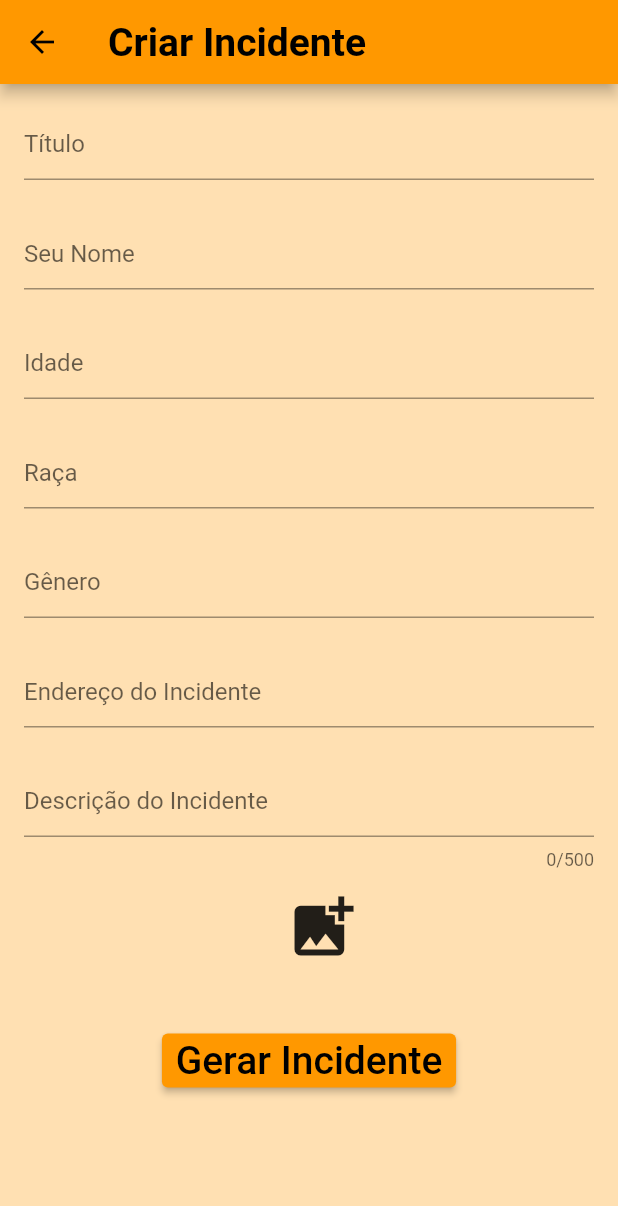
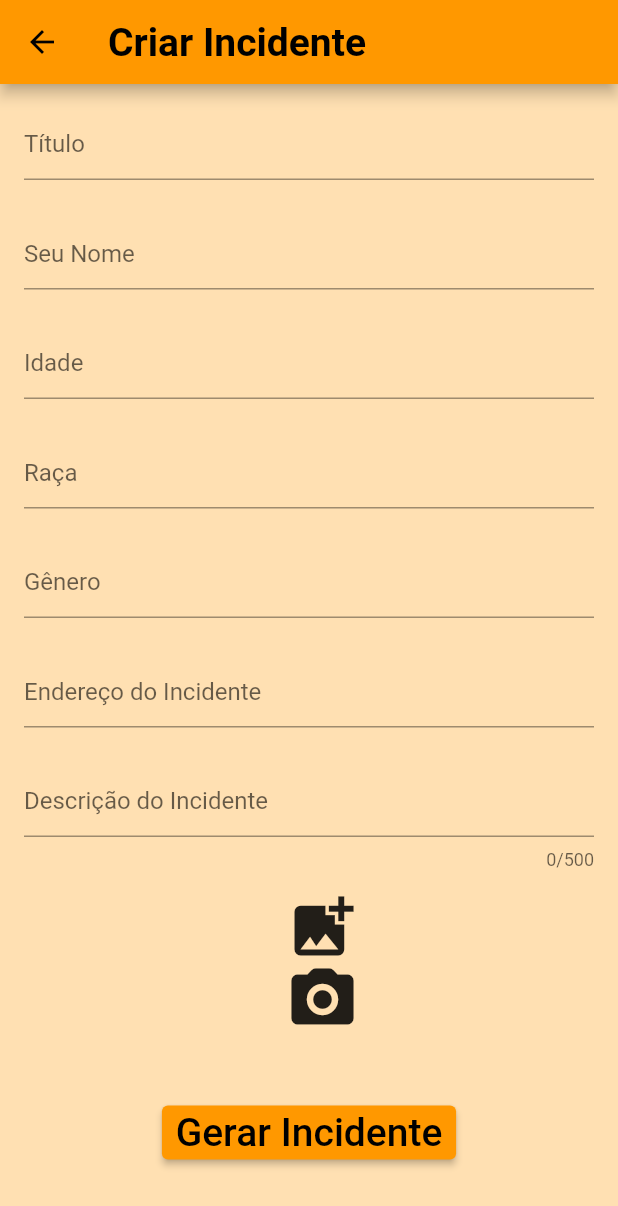
Before and after one commit to Iagolealfa/Cop-Incident, a Flutter app: the CreateIncidentScreen screen opened directly, after a tap on the "add photo alternate" icon, on a phone screen of 412 x 824 dp. Shown: the top 1206 px of the screen. Run offline on Flutter 3.47's test engine with Material 2 defaults, Android fonts, the phone set to English and light mode, and no system bars; our stand-ins replace cloud_firestore, firebase_auth, firebase_core, image_picker; accounts and stored records are empty; Roboto replaces fonts that are missing (Bebes Neue, Orienta).

Commit message:
Camera and select picture from gallery.

```diff
--- a/incident/lib/criarIncidente.dart
+++ b/incident/lib/criarIncidente.dart
@@ -1,5 +1,7 @@
 import 'package:flutter/material.dart';
 import 'package:cloud_firestore/cloud_firestore.dart';
+import 'dart:io';
+import 'package:image_picker/image_picker.dart';
 
 class CreateIncidentScreen extends StatefulWidget {
   @override
@@ -7,6 +9,30 @@ class CreateIncidentScreen extends StatefulWidget {
 }
 
 class _CreateIncidentScreenState extends State<CreateIncidentScreen> {
+  File _storedImage = File('assets/images/Incidentes.jpg');
+
+  _takePicture() async {
+    final ImagePicker _picker = ImagePicker();
+    XFile imageFile = await _picker.pickImage(
+      source: ImageSource.gallery,
+    ) as XFile;
+
+    setState(() {
+      _storedImage = File(imageFile.path);
+    });
+  }
+
+  _takePhoto() async {
+    final ImagePicker _picker = ImagePicker();
+    XFile imageFile = await _picker.pickImage(
+      source: ImageSource.camera,
+    ) as XFile;
+
+    setState(() {
+      _storedImage = File(imageFile.path);
+    });
+  }
+
   void _storeIncidentInFirestore(Incident incident) async {
     try {
       // Obtém uma referência para a coleção 'incidents'
@@ -145,8 +171,21 @@ class _CreateIncidentScreenState extends State<CreateIncidentScreen> {
                     icon: Icon(
                       Icons.add_photo_alternate,
                       size: 50,
-                    ), // Icon as an action button on the app bar
-                    onPressed: () {},
+                    ),
+                    onPressed: () {
+                      _takePicture();
+                    },
+                  ),
+                ),
+                Center(
+                  child: IconButton(
+                    icon: Icon(
+                      Icons.camera_alt_rounded,
+                      size: 50,
+                    ),
+                    onPressed: () {
+                      _takePhoto();
+                    },
                   ),
                 ),
                 SizedBox(height: 50),
--- a/incident/pubspec.yaml
+++ b/incident/pubspec.yaml
@@ -34,6 +34,11 @@ dependencies:
   cloud_firestore: ^4.8.4
   flutter_slidable: ^3.0.0
   provider: ^6.0.5
+  image_picker: ^1.0.2
+  permission_handler: ^10.4.3
+  path_provider: ^2.1.0
+  path: ^1.8.3
+
 
   # The following adds the Cupertino Icons font to your application.
   # Use with the CupertinoIcons class for iOS style icons.
```
Also changed, not shown: incident/pubspec.lock, 5 other files.
